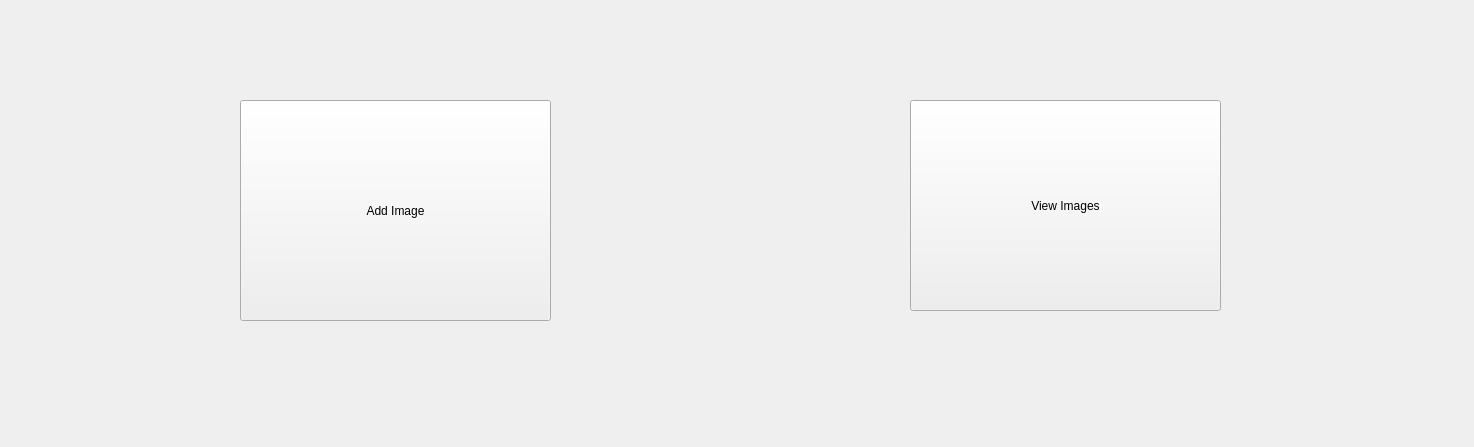
This is GUI/mainwidget/mainwidget.ui in mfaisal97/limitleS2 as Qt 5 draws it before an edit. The edited form follows.
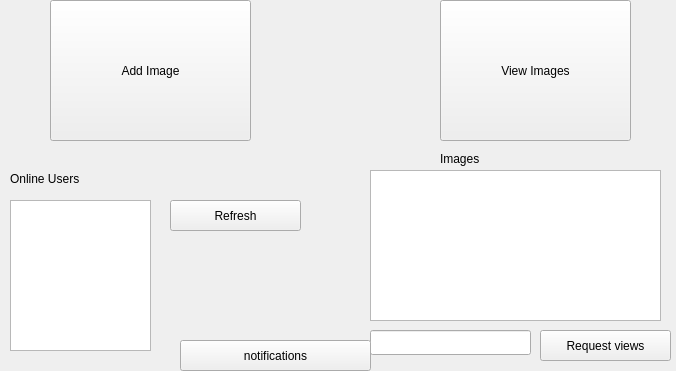
This is the edited form.

```diff
--- a/GUI/mainwidget/mainwidget.ui
+++ b/GUI/mainwidget/mainwidget.ui
@@ -6,8 +6,8 @@
    <rect>
     <x>0</x>
     <y>0</y>
-    <width>1474</width>
-    <height>447</height>
+    <width>676</width>
+    <height>371</height>
    </rect>
   </property>
   <property name="windowTitle">
@@ -16,10 +16,10 @@
   <widget class="QPushButton" name="AddImageButton">
    <property name="geometry">
     <rect>
-     <x>240</x>
-     <y>100</y>
-     <width>311</width>
-     <height>221</height>
+     <x>50</x>
+     <y>0</y>
+     <width>201</width>
+     <height>141</height>
     </rect>
    </property>
    <property name="text">
@@ -29,16 +29,111 @@
   <widget class="QPushButton" name="ViewImageButton">
    <property name="geometry">
     <rect>
-     <x>910</x>
-     <y>100</y>
-     <width>311</width>
-     <height>211</height>
+     <x>440</x>
+     <y>0</y>
+     <width>191</width>
+     <height>141</height>
     </rect>
    </property>
    <property name="text">
     <string>View Images</string>
    </property>
   </widget>
+  <widget class="QListWidget" name="listWidget">
+   <property name="geometry">
+    <rect>
+     <x>10</x>
+     <y>200</y>
+     <width>141</width>
+     <height>151</height>
+    </rect>
+   </property>
+  </widget>
+  <widget class="QLabel" name="label">
+   <property name="geometry">
+    <rect>
+     <x>10</x>
+     <y>170</y>
+     <width>211</width>
+     <height>17</height>
+    </rect>
+   </property>
+   <property name="text">
+    <string>Online Users</string>
+   </property>
+  </widget>
+  <widget class="QPushButton" name="pushButton">
+   <property name="geometry">
+    <rect>
+     <x>540</x>
+     <y>330</y>
+     <width>131</width>
+     <height>31</height>
+    </rect>
+   </property>
+   <property name="text">
+    <string>Request views</string>
+   </property>
+  </widget>
+  <widget class="QLineEdit" name="lineEdit">
+   <property name="geometry">
+    <rect>
+     <x>370</x>
+     <y>330</y>
+     <width>161</width>
+     <height>25</height>
+    </rect>
+   </property>
+  </widget>
+  <widget class="QListWidget" name="listWidget_2">
+   <property name="geometry">
+    <rect>
+     <x>370</x>
+     <y>170</y>
+     <width>291</width>
+     <height>151</height>
+    </rect>
+   </property>
+  </widget>
+  <widget class="QLabel" name="label_2">
+   <property name="geometry">
+    <rect>
+     <x>440</x>
+     <y>150</y>
+     <width>211</width>
+     <height>17</height>
+    </rect>
+   </property>
+   <property name="text">
+    <string>Images</string>
+   </property>
+  </widget>
+  <widget class="QPushButton" name="pushButton_2">
+   <property name="geometry">
+    <rect>
+     <x>170</x>
+     <y>200</y>
+     <width>131</width>
+     <height>31</height>
+    </rect>
+   </property>
+   <property name="text">
+    <string>Refresh</string>
+   </property>
+  </widget>
+  <widget class="QPushButton" name="pushButton_3">
+   <property name="geometry">
+    <rect>
+     <x>180</x>
+     <y>340</y>
+     <width>191</width>
+     <height>31</height>
+    </rect>
+   </property>
+   <property name="text">
+    <string>notifications</string>
+   </property>
+  </widget>
  </widget>
  <resources/>
  <connections/>
```
